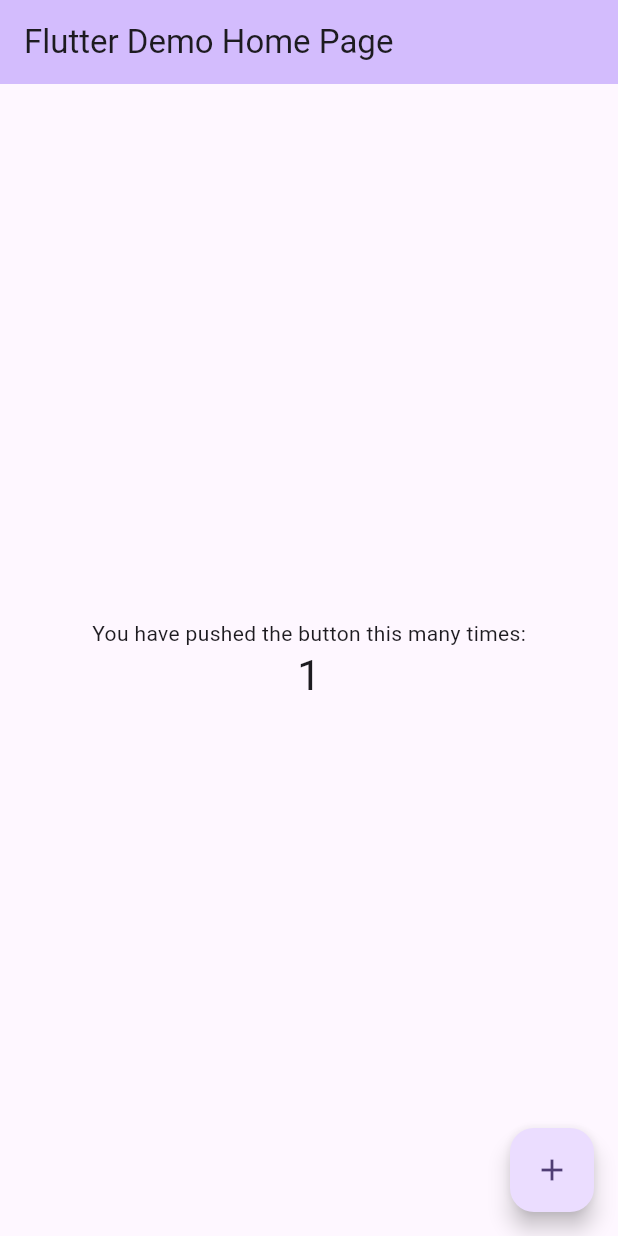
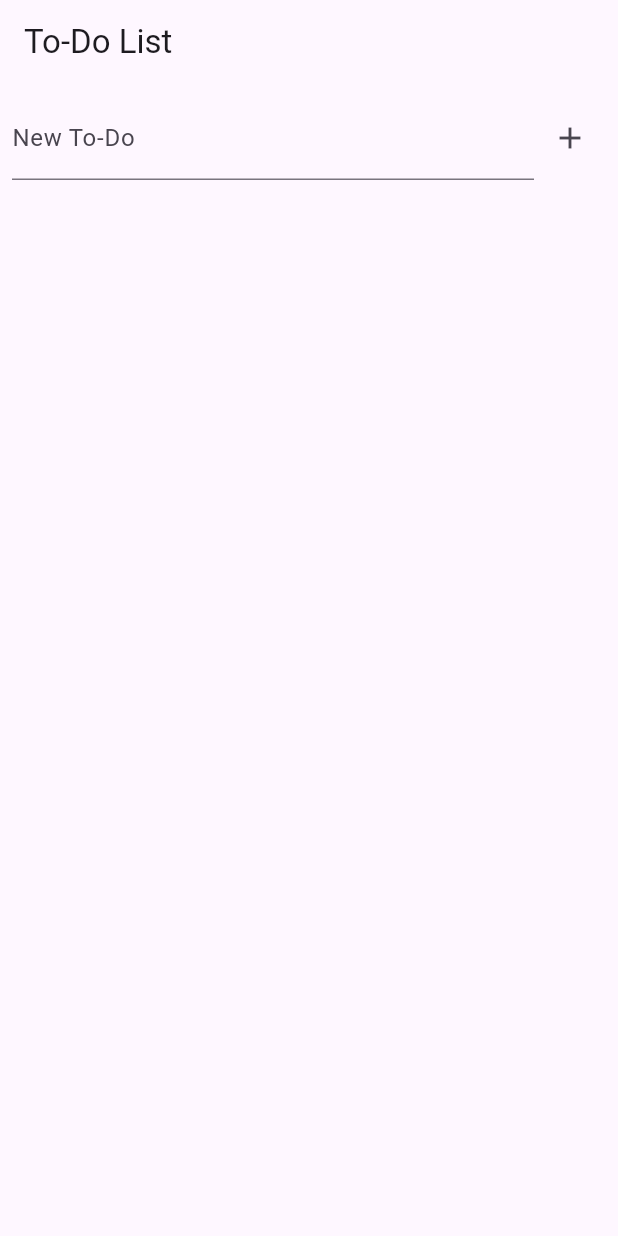
Before and after one commit to Shuflduf/School-Todo-List, a Flutter app: the screen it shows after launch, after a tap on the "add" icon, on a phone screen of 412 x 824 dp. Run offline on Flutter 3.47's test engine with Material 3 defaults, Android fonts, the phone set to English and light mode, and no system bars.

Commit message:
basic boilerplate todolist app

```diff
--- a/lib/main.dart
+++ b/lib/main.dart
@@ -1,125 +1,104 @@
 import 'package:flutter/material.dart';
+import 'package:provider/provider.dart';
+import 'todo_provider.dart';
 
 void main() {
-  runApp(const MyApp());
+  runApp(TodoListApp());
 }
 
-class MyApp extends StatelessWidget {
-  const MyApp({super.key});
+class TodoListApp extends StatelessWidget {
+  const TodoListApp({super.key});
 
-  // This widget is the root of your application.
   @override
   Widget build(BuildContext context) {
-    return MaterialApp(
-      title: 'Flutter Demo',
-      theme: ThemeData(
-        // This is the theme of your application.
-        //
-        // TRY THIS: Try running your application with "flutter run". You'll see
-        // the application has a purple toolbar. Then, without quitting the app,
-        // try changing the seedColor in the colorScheme below to Colors.green
-        // and then invoke "hot reload" (save your changes or press the "hot
-        // reload" button in a Flutter-supported IDE, or press "r" if you used
-        // the command line to start the app).
-        //
-        // Notice that the counter didn't reset back to zero; the application
-        // state is not lost during the reload. To reset the state, use hot
-        // restart instead.
-        //
-        // This works for code too, not just values: Most code changes can be
-        // tested with just a hot reload.
-        colorScheme: ColorScheme.fromSeed(seedColor: Colors.deepPurple),
-        useMaterial3: true,
+    return ChangeNotifierProvider(
+      create: (_) => TodoProvider(),
+      child: MaterialApp(
+        title: 'To-Do List App',
+        theme: ThemeData(
+          primarySwatch: Colors.yellow,
+        ),
+        home: TodoListScreen(),
+        debugShowCheckedModeBanner: false,
       ),
-      home: const MyHomePage(title: 'Flutter Demo Home Page'),
     );
   }
 }
 
-class MyHomePage extends StatefulWidget {
-  const MyHomePage({super.key, required this.title});
+class TodoListScreen extends StatelessWidget {
+  final TextEditingController _controller = TextEditingController();
 
-  // This widget is the home page of your application. It is stateful, meaning
-  // that it has a State object (defined below) that contains fields that affect
-  // how it looks.
-
-  // This class is the configuration for the state. It holds the values (in this
-  // case the title) provided by the parent (in this case the App widget) and
-  // used by the build method of the State. Fields in a Widget subclass are
-  // always marked "final".
-
-  final String title;
-
-  @override
-  State<MyHomePage> createState() => _MyHomePageState();
-}
-
-class _MyHomePageState extends State<MyHomePage> {
-  int _counter = 0;
-
-  void _incrementCounter() {
-    setState(() {
-      // This call to setState tells the Flutter framework that something has
-      // changed in this State, which causes it to rerun the build method below
-      // so that the display can reflect the updated values. If we changed
-      // _counter without calling setState(), then the build method would not be
-      // called again, and so nothing would appear to happen.
-      _counter++;
-    });
-  }
+  TodoListScreen({super.key});
 
   @override
   Widget build(BuildContext context) {
-    // This method is rerun every time setState is called, for instance as done
-    // by the _incrementCounter method above.
-    //
-    // The Flutter framework has been optimized to make rerunning build methods
-    // fast, so that you can just rebuild anything that needs updating rather
-    // than having to individually change instances of widgets.
     return Scaffold(
       appBar: AppBar(
-        // TRY THIS: Try changing the color here to a specific color (to
-        // Colors.amber, perhaps?) and trigger a hot reload to see the AppBar
-        // change color while the other colors stay the same.
-        backgroundColor: Theme.of(context).colorScheme.inversePrimary,
-        // Here we take the value from the MyHomePage object that was created by
-        // the App.build method, and use it to set our appbar title.
-        title: Text(widget.title),
+        title: Text('To-Do List'),
       ),
-      body: Center(
-        // Center is a layout widget. It takes a single child and positions it
-        // in the middle of the parent.
-        child: Column(
-          // Column is also a layout widget. It takes a list of children and
-          // arranges them vertically. By default, it sizes itself to fit its
-          // children horizontally, and tries to be as tall as its parent.
-          //
-          // Column has various properties to control how it sizes itself and
-          // how it positions its children. Here we use mainAxisAlignment to
-          // center the children vertically; the main axis here is the vertical
-          // axis because Columns are vertical (the cross axis would be
-          // horizontal).
-          //
-          // TRY THIS: Invoke "debug painting" (choose the "Toggle Debug Paint"
-          // action in the IDE, or press "p" in the console), to see the
-          // wireframe for each widget.
-          mainAxisAlignment: MainAxisAlignment.center,
-          children: <Widget>[
-            const Text(
-              'You have pushed the button this many times:',
+      body: Column(
+        children: [
+          Padding(
+            padding: const EdgeInsets.all(8.0),
+            child: Row(
+              children: [
+                Expanded(
+                  child: TextField(
+                    controller: _controller,
+                    decoration: InputDecoration(
+                      labelText: 'New To-Do',
+                    ),
+                  ),
+                ),
+                IconButton(
+                  icon: Icon(Icons.add),
+                  onPressed: () {
+                    if (_controller.text.isNotEmpty) {
+                      Provider.of<TodoProvider>(context, listen: false)
+                          .addTodo(_controller.text);
+                      _controller.clear();
+                    }
+                  },
+                ),
+              ],
             ),
-            Text(
-              '$_counter',
-              style: Theme.of(context).textTheme.headlineMedium,
+          ),
+          Expanded(
+            child: Consumer<TodoProvider>(
+              builder: (context, todoProvider, child) {
+                return ListView.builder(
+                  itemCount: todoProvider.todos.length,
+                  itemBuilder: (context, index) {
+                    final todo = todoProvider.todos[index];
+                    return ListTile(
+                      title: Text(
+                        todo.title,
+                        style: TextStyle(
+                          decoration: todo.isCompleted
+                              ? TextDecoration.lineThrough
+                              : TextDecoration.none,
+                        ),
+                      ),
+                      leading: Checkbox(
+                        value: todo.isCompleted,
+                        onChanged: (_) {
+                          todoProvider.toggleTodoStatus(index);
+                        },
+                      ),
+                      trailing: IconButton(
+                        icon: Icon(Icons.delete),
+                        onPressed: () {
+                          todoProvider.deleteTodo(index);
+                        },
+                      ),
+                    );
+                  },
+                );
+              },
             ),
-          ],
-        ),
+          ),
+        ],
       ),
-      floatingActionButton: FloatingActionButton(
-        onPressed: _incrementCounter,
-        tooltip: 'Increment',
-        child: const Icon(Icons.add),
-      ), // This trailing comma makes auto-formatting nicer for build methods.
     );
   }
 }
--- /dev/null
+++ b/lib/todo.dart
@@ -0,0 +1,9 @@
+class Todo {
+  String title;
+  bool isCompleted;
+
+  Todo({
+    required this.title,
+    this.isCompleted = false,
+  });
+}
--- /dev/null
+++ b/lib/todo_provider.dart
@@ -0,0 +1,23 @@
+import 'package:flutter/material.dart';
+import 'todo.dart';
+
+class TodoProvider with ChangeNotifier {
+  final List<Todo> _todos = [];
+
+  List<Todo> get todos => _todos;
+
+  void addTodo(String title) {
+    _todos.add(Todo(title: title));
+    notifyListeners();
+  }
+
+  void toggleTodoStatus(int index) {
+    _todos[index].isCompleted = !_todos[index].isCompleted;
+    notifyListeners();
+  }
+
+  void deleteTodo(int index) {
+    _todos.removeAt(index);
+    notifyListeners();
+  }
+}
--- a/pubspec.yaml
+++ b/pubspec.yaml
@@ -30,6 +30,7 @@ environment:
 dependencies:
   flutter:
     sdk: flutter
+  provider: ^6.0.0
 
 
   # The following adds the Cupertino Icons font to your application.
@@ -45,7 +46,7 @@ dev_dependencies:
   # activated in the `analysis_options.yaml` file located at the root of your
   # package. See that file for information about deactivating specific lint
   # rules and activating additional ones.
-  flutter_lints: ^4.0.0
+  flutter_lints: ^5.0.0
 
 # For information on the generic Dart part of this file, see the
 # following page: https://dart.dev/tools/pub/pubspec
```
Also changed, not shown: pubspec.lock.
